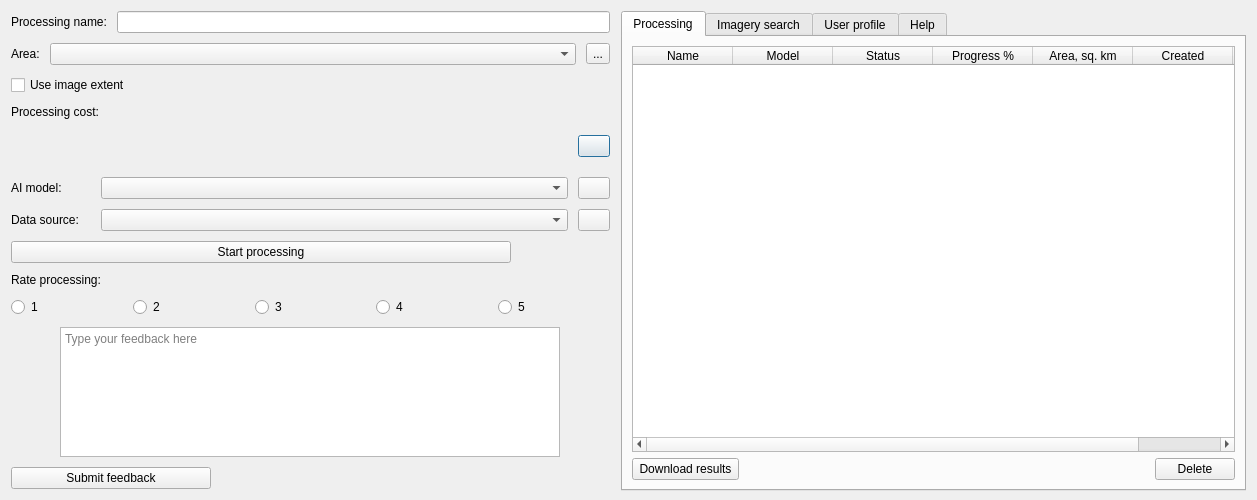
First picture: the form in mapflow/dialogs/static/ui/main_dialog.ui, repository Geoalert/mapflow-qgis, before the edit.
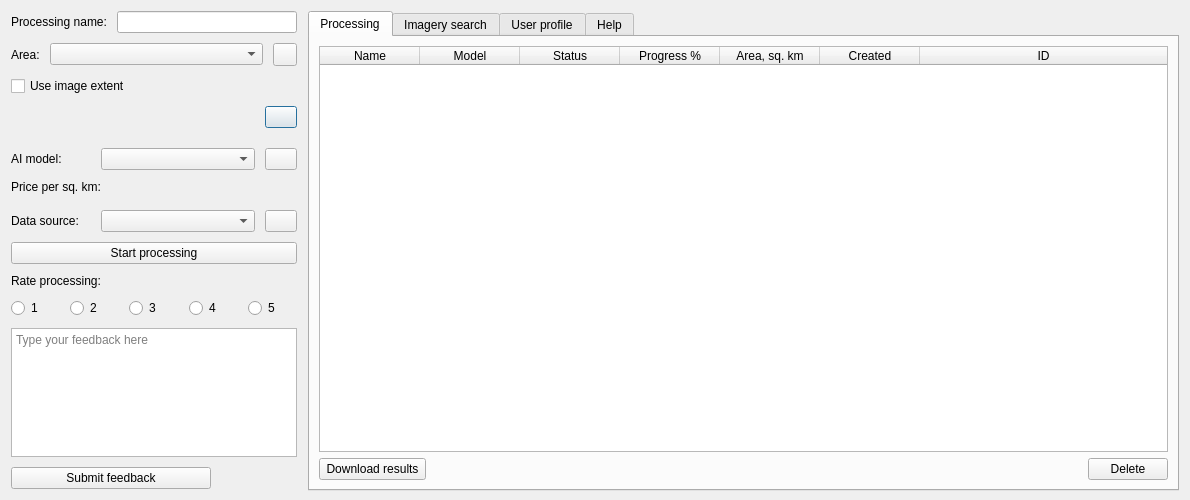
Second picture: the form after the edit. Icons and pictures are not drawn. Custom widgets are drawn as their Qt base class.

Commit message: processing with CREDITS billing seems to work

```diff
--- a/mapflow/dialogs/static/ui/main_dialog.ui
+++ b/mapflow/dialogs/static/ui/main_dialog.ui
@@ -6,7 +6,7 @@
    <rect>
     <x>0</x>
     <y>0</y>
-    <width>1257</width>
+    <width>1190</width>
     <height>500</height>
    </rect>
   </property>
@@ -21,7 +21,7 @@
   </property>
   <layout class="QVBoxLayout" name="verticalLayout_2">
    <item>
-    <layout class="QHBoxLayout" name="GlobalLayout" stretch="1,0">
+    <layout class="QHBoxLayout" name="GlobalLayout" stretch="1,3">
      <property name="sizeConstraint">
       <enum>QLayout::SetNoConstraint</enum>
      </property>
@@ -100,7 +100,7 @@
             <bool>false</bool>
            </property>
            <property name="text">
-            <string>...</string>
+            <string/>
            </property>
            <property name="icon">
             <iconset>
@@ -137,22 +137,6 @@
          </item>
         </layout>
        </item>
-       <item>
-        <widget class="QLabel" name="processingCostLabel">
-         <property name="minimumSize">
-          <size>
-           <width>0</width>
-           <height>20</height>
-          </size>
-         </property>
-         <property name="text">
-          <string>Processing cost:</string>
-         </property>
-         <property name="alignment">
-          <set>Qt::AlignLeading|Qt::AlignLeft|Qt::AlignTop</set>
-         </property>
-        </widget>
-       </item>
        <item>
         <layout class="QHBoxLayout" name="horizontalLayout_10">
          <property name="topMargin">
@@ -313,10 +297,35 @@
             <iconset>
              <normaloff>../icons/info.svg</normaloff>../icons/info.svg</iconset>
            </property>
+           <property name="iconSize">
+            <size>
+             <width>16</width>
+             <height>16</height>
+            </size>
+           </property>
+           <property name="shortcut">
+            <string>Ctrl+S</string>
+           </property>
           </widget>
          </item>
         </layout>
        </item>
+       <item>
+        <widget class="QLabel" name="labelWdPrice">
+         <property name="minimumSize">
+          <size>
+           <width>0</width>
+           <height>20</height>
+          </size>
+         </property>
+         <property name="text">
+          <string>Price per sq. km:</string>
+         </property>
+         <property name="alignment">
+          <set>Qt::AlignLeading|Qt::AlignLeft|Qt::AlignTop</set>
+         </property>
+        </widget>
+       </item>
        <item>
         <layout class="QHBoxLayout" name="horizontalLayout_5" stretch="0,1,0">
          <property name="sizeConstraint">
```
The commit also changes 2 other files.
